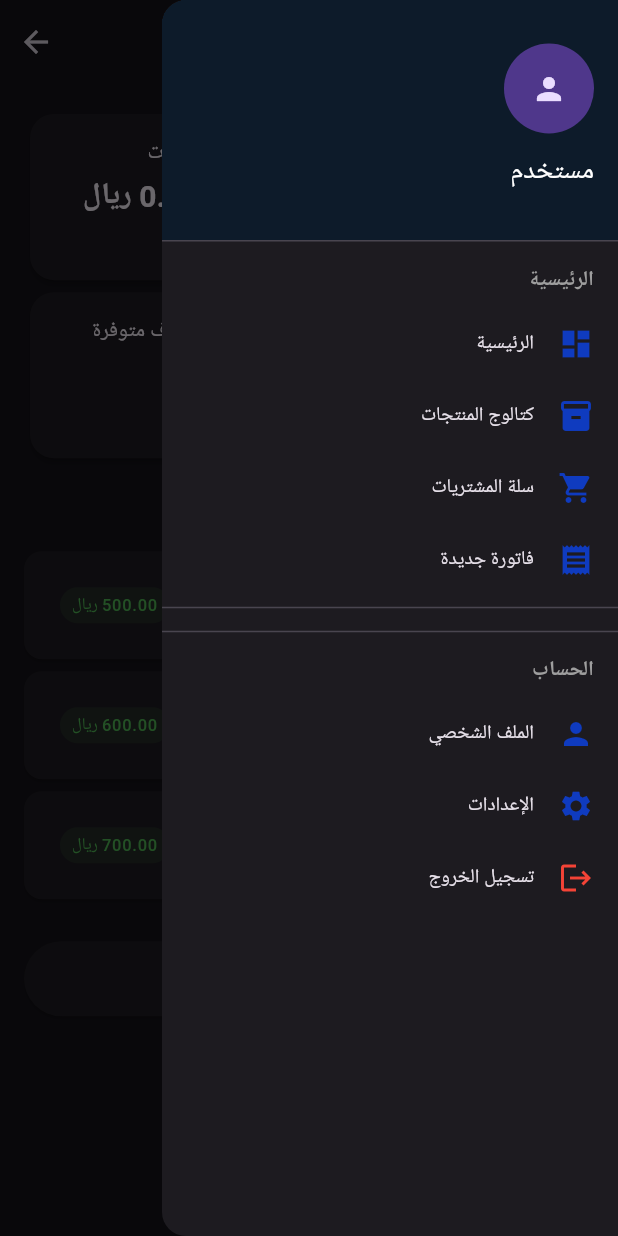
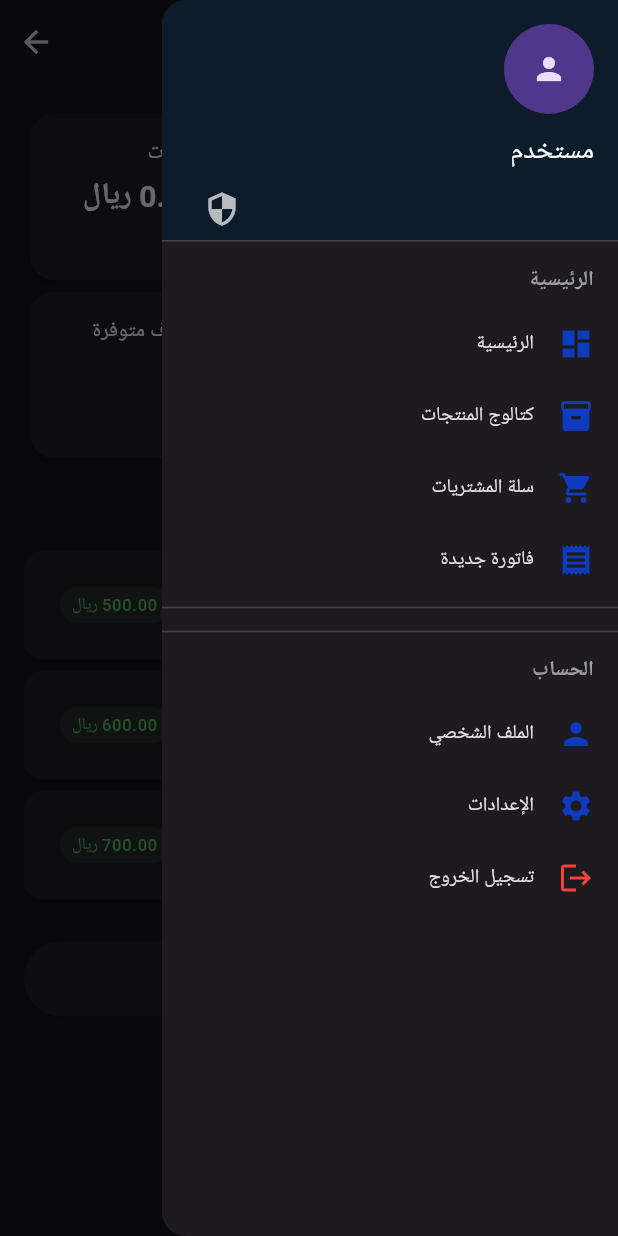
Before and after one commit to Mahmoodobaid/bin_obaid_mobile, a Flutter app: the HomeScreen screen opened by its route, with the side drawer open, on a phone screen of 412 x 824 dp. Run offline on Flutter 3.47's test engine with Material 3 defaults, Android fonts, the phone set to English and light mode, and no system bars; our stand-ins replace cached_network_image, connectivity_plus, device_info_plus, dio, flutter_riverpod, go_router and 9 more; accounts and stored records are empty; network calls fail.

Commit message:
إضافة شاشة إدارة الصلاحيات الاحترافية وزر الوصول في القائمة الجانبية

```diff
--- a/lib/app_router.dart
+++ b/lib/app_router.dart
@@ -29,6 +29,7 @@ import 'features/admin/preferences/presentation/screens/system_preferences_scree
 import 'features/admin/backup/presentation/screens/backup_screen.dart';
 import 'features/admin/activity_log/presentation/screens/activity_log_screen.dart';
 import 'features/auth/presentation/providers/auth_provider.dart';
+import 'features/permissions/presentation/screens/permissions_manager_screen.dart';
 
 final goRouterProvider = Provider<GoRouter>((ref) {
   final auth = ref.watch(authProvider);
@@ -54,6 +55,7 @@ final goRouterProvider = Provider<GoRouter>((ref) {
       GoRoute(path: '/invoice', builder: (_, __) => const InvoiceScreen()),
       GoRoute(path: '/profile', builder: (_, __) => const ProfileScreen()),
       GoRoute(path: '/settings', builder: (_, __) => const SettingsScreen()),
+      GoRoute(path: '/permissions', builder: (_, __) => const PermissionsManagerScreen()),
       GoRoute(path: '/admin', builder: (_, __) => const AdminScreen(), routes: [
         GoRoute(path: 'database', builder: (_, __) => const DatabaseManagerScreen()),
         GoRoute(path: 'manage-products', builder: (_, __) => const ManageProductsScreen()),
--- a/lib/features/home/presentation/screens/home_screen.dart
+++ b/lib/features/home/presentation/screens/home_screen.dart
@@ -59,14 +59,8 @@ class HomeScreen extends ConsumerWidget {
         title: const Text('تأكيد الخروج'),
         content: const Text('هل تريد الخروج من نظام محلات بن عبيد التجارية؟'),
         actions: [
-          TextButton(
-            onPressed: () => Navigator.pop(ctx, false),
-            child: const Text('لا'),
-          ),
-          ElevatedButton(
-            onPressed: () => Navigator.pop(ctx, true),
-            child: const Text('نعم'),
-          ),
+          TextButton(onPressed: () => Navigator.pop(ctx, false), child: const Text('لا')),
+          ElevatedButton(onPressed: () => Navigator.pop(ctx, true), child: const Text('نعم')),
         ],
       ),
     );
@@ -107,7 +101,7 @@ class HomeScreen extends ConsumerWidget {
 
   Widget _buildDrawer(BuildContext ctx, WidgetRef ref, user, bool isAdmin, bool isDelivery) => Drawer(
     child: ListView(padding: EdgeInsets.zero, children: [
-      _buildDrawerHeader(user),
+      _buildDrawerHeader(ctx, user),
       _buildSection('الرئيسية', [
         _drawerItem(Icons.dashboard, 'الرئيسية', () => ctx.go('/home')),
         _drawerItem(Icons.inventory_2, 'كتالوج المنتجات', () => ctx.go('/catalog')),
@@ -160,13 +154,17 @@ class HomeScreen extends ConsumerWidget {
     ]),
   );
 
-  Widget _buildDrawerHeader(user) => DrawerHeader(
+  Widget _buildDrawerHeader(BuildContext ctx, user) => DrawerHeader(
     decoration: const BoxDecoration(color: Color(0xFF0D1B2A)),
     child: Column(crossAxisAlignment: CrossAxisAlignment.start, mainAxisAlignment: MainAxisAlignment.end, children: [
       CircleAvatar(radius: 30, backgroundImage: user?.avatarUrl != null ? NetworkImage(user!.avatarUrl!) : null, child: user?.avatarUrl == null ? const Icon(Icons.person) : null),
       const SizedBox(height: 12),
       Text(user?.fullName ?? 'مستخدم', style: const TextStyle(color: Colors.white, fontSize: 18)),
-      Text(user?.phone ?? '', style: const TextStyle(color: Colors.white70)),
+      Row(children: [
+        Text(user?.phone ?? '', style: const TextStyle(color: Colors.white70)),
+        const Spacer(),
+        IconButton(icon: const Icon(Icons.security, color: Colors.white70), onPressed: () => ctx.push('/permissions'), tooltip: 'إدارة الصلاحيات'),
+      ]),
     ]),
   );
 
```
Also changed, not shown: lib/features/permissions/presentation/screens/permissions_manager_screen.dart (added, +68 -0 lines).
